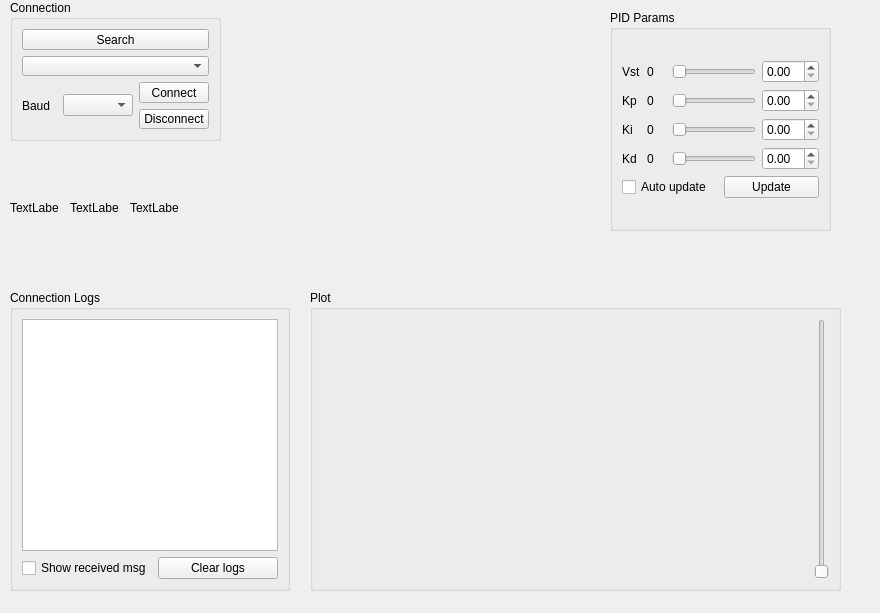
Old version of the form QtPIDtuningregulator/widget.ui in the repository ArkadiuszWasilewski/Qt-PID-tuning-regulator.
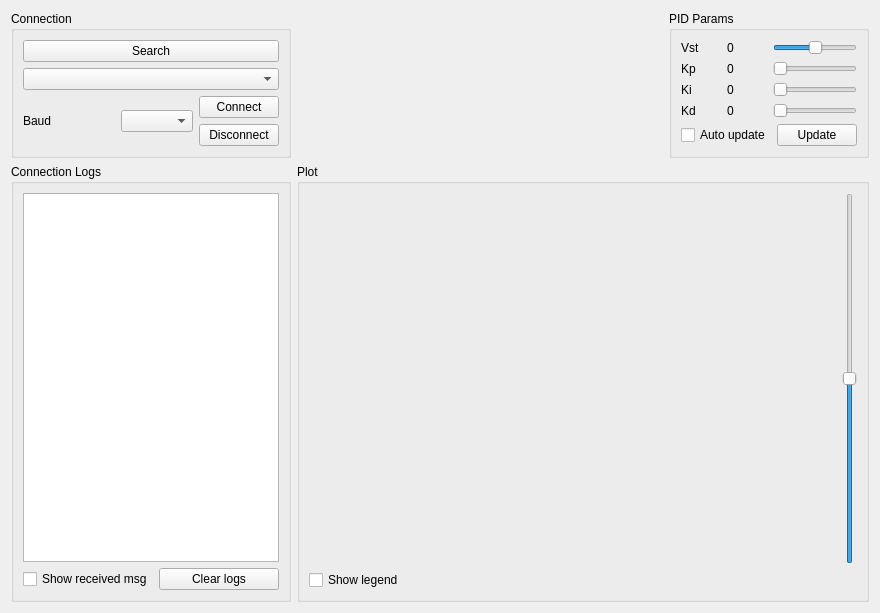
New version of the form. Custom widgets are drawn as their Qt base class.

```diff
--- a/QtPIDtuningregulator/widget.ui
+++ b/QtPIDtuningregulator/widget.ui
@@ -13,168 +13,9 @@
   <property name="windowTitle">
    <string>Widget</string>
   </property>
-  <widget class="QLabel" name="label">
-   <property name="geometry">
-    <rect>
-     <x>10</x>
-     <y>200</y>
-     <width>49</width>
-     <height>16</height>
-    </rect>
-   </property>
-   <property name="text">
-    <string>TextLabel</string>
-   </property>
-  </widget>
-  <widget class="QGroupBox" name="connectionBox">
-   <property name="geometry">
-    <rect>
-     <x>10</x>
-     <y>0</y>
-     <width>211</width>
-     <height>141</height>
-    </rect>
-   </property>
-   <property name="title">
-    <string>Connection</string>
-   </property>
-   <layout class="QHBoxLayout" name="horizontalLayout_7">
-    <item>
-     <layout class="QGridLayout" name="gridLayout">
-      <item row="3" column="3">
-       <widget class="QPushButton" name="disconnectButton">
-        <property name="text">
-         <string>Disconnect</string>
-        </property>
-       </widget>
-      </item>
-      <item row="1" column="0" colspan="4">
-       <widget class="QComboBox" name="portComboBox"/>
-      </item>
-      <item row="0" column="0" colspan="4">
-       <widget class="QPushButton" name="searchButton">
-        <property name="text">
-         <string>Search</string>
-        </property>
-       </widget>
-      </item>
-      <item row="2" column="3">
-       <widget class="QPushButton" name="connectButton">
-        <property name="text">
-         <string>Connect</string>
-        </property>
-       </widget>
-      </item>
-      <item row="2" column="2" rowspan="2">
-       <widget class="QComboBox" name="baudrateCombobox"/>
-      </item>
-      <item row="2" column="0" rowspan="2">
-       <widget class="QLabel" name="baudrateLabel">
-        <property name="text">
-         <string>Baud</string>
-        </property>
-       </widget>
-      </item>
-     </layout>
-    </item>
-   </layout>
-  </widget>
-  <widget class="QGroupBox" name="logsBox">
-   <property name="geometry">
-    <rect>
-     <x>10</x>
-     <y>290</y>
-     <width>280</width>
-     <height>301</height>
-    </rect>
-   </property>
-   <property name="title">
-    <string>Connection Logs</string>
-   </property>
-   <layout class="QVBoxLayout" name="verticalLayout_2">
-    <item>
-     <widget class="QTextEdit" name="logsTextEdit"/>
-    </item>
-    <item>
-     <layout class="QHBoxLayout" name="horizontalLayout_8">
-      <item>
-       <widget class="QCheckBox" name="receivedMessageCheckbox">
-        <property name="text">
-         <string>Show received msg</string>
-        </property>
-       </widget>
-      </item>
-      <item>
-       <widget class="QPushButton" name="clearTextEditButton">
-        <property name="text">
-         <string>Clear logs</string>
-        </property>
-       </widget>
-      </item>
-     </layout>
-    </item>
-   </layout>
-  </widget>
-  <widget class="QLabel" name="label_2">
-   <property name="geometry">
-    <rect>
-     <x>70</x>
-     <y>200</y>
-     <width>49</width>
-     <height>16</height>
-    </rect>
-   </property>
-   <property name="text">
-    <string>TextLabel</string>
-   </property>
-  </widget>
-  <widget class="QLabel" name="label_3">
-   <property name="geometry">
-    <rect>
-     <x>130</x>
-     <y>200</y>
-     <width>49</width>
-     <height>16</height>
-    </rect>
-   </property>
-   <property name="text">
-    <string>TextLabel</string>
-   </property>
-  </widget>
-  <widget class="QGroupBox" name="plotBox">
-   <property name="geometry">
-    <rect>
-     <x>310</x>
-     <y>290</y>
-     <width>531</width>
-     <height>301</height>
-    </rect>
-   </property>
-   <property name="title">
-    <string>Plot</string>
-   </property>
-   <layout class="QHBoxLayout" name="horizontalLayout_5">
-    <item>
-     <widget class="QCustomPlot" name="customPlot" native="true"/>
-    </item>
-    <item>
-     <widget class="QSlider" name="vstVerticalSlider">
-      <property name="orientation">
-       <enum>Qt::Vertical</enum>
-      </property>
-     </widget>
-    </item>
-   </layout>
-  </widget>
+  <layout class="QGridLayout" name="gridLayout_2">
+   <item row="0" column="2">
   <widget class="QGroupBox" name="pidParamsBox">
-   <property name="geometry">
-    <rect>
-     <x>610</x>
-     <y>10</y>
-     <width>221</width>
-     <height>221</height>
-    </rect>
-   </property>
    <property name="title">
     <string>PID Params</string>
    </property>
@@ -211,14 +52,17 @@
             <verstretch>0</verstretch>
            </sizepolicy>
           </property>
+            <property name="minimum">
+             <number>-350</number>
+            </property>
+            <property name="maximum">
+             <number>350</number>
+            </property>
           <property name="orientation">
            <enum>Qt::Horizontal</enum>
           </property>
          </widget>
         </item>
-        <item>
-         <widget class="QDoubleSpinBox" name="vstDoubleSpinbox"/>
-        </item>
        </layout>
       </item>
       <item>
@@ -265,19 +109,6 @@
           </property>
          </widget>
         </item>
-        <item>
-         <widget class="QDoubleSpinBox" name="kpDoubleSpinbox">
-          <property name="decimals">
-           <number>2</number>
-          </property>
-          <property name="maximum">
-           <double>20.000000000000000</double>
-          </property>
-          <property name="singleStep">
-           <double>0.500000000000000</double>
-          </property>
-         </widget>
-        </item>
        </layout>
       </item>
       <item>
@@ -324,19 +155,6 @@
           </property>
          </widget>
         </item>
-        <item>
-         <widget class="QDoubleSpinBox" name="kiDoubleSpinbox">
-          <property name="decimals">
-           <number>2</number>
-          </property>
-          <property name="maximum">
-           <double>20.000000000000000</double>
-          </property>
-          <property name="singleStep">
-           <double>0.500000000000000</double>
-          </property>
-         </widget>
-        </item>
        </layout>
       </item>
       <item>
@@ -383,19 +201,6 @@
           </property>
          </widget>
         </item>
-        <item>
-         <widget class="QDoubleSpinBox" name="kdDoubleSpinbox">
-          <property name="decimals">
-           <number>2</number>
-          </property>
-          <property name="maximum">
-           <double>20.000000000000000</double>
-          </property>
-          <property name="singleStep">
-           <double>0.500000000000000</double>
-          </property>
-         </widget>
-        </item>
        </layout>
       </item>
       <item>
@@ -420,6 +225,150 @@
     </item>
    </layout>
   </widget>
+   </item>
+   <item row="1" column="0">
+    <widget class="QGroupBox" name="logsBox">
+     <property name="sizePolicy">
+      <sizepolicy hsizetype="Fixed" vsizetype="Preferred">
+       <horstretch>0</horstretch>
+       <verstretch>0</verstretch>
+      </sizepolicy>
+     </property>
+     <property name="title">
+      <string>Connection Logs</string>
+     </property>
+     <layout class="QVBoxLayout" name="verticalLayout_2">
+      <item>
+       <widget class="QTextEdit" name="logsTextEdit"/>
+      </item>
+      <item>
+       <layout class="QHBoxLayout" name="horizontalLayout_8">
+        <item>
+         <widget class="QCheckBox" name="receivedMessageCheckbox">
+          <property name="text">
+           <string>Show received msg</string>
+          </property>
+         </widget>
+        </item>
+        <item>
+         <widget class="QPushButton" name="clearTextEditButton">
+          <property name="text">
+           <string>Clear logs</string>
+          </property>
+         </widget>
+        </item>
+       </layout>
+      </item>
+     </layout>
+    </widget>
+   </item>
+   <item row="0" column="0">
+    <widget class="QGroupBox" name="connectionBox">
+     <property name="sizePolicy">
+      <sizepolicy hsizetype="Preferred" vsizetype="Preferred">
+       <horstretch>0</horstretch>
+       <verstretch>0</verstretch>
+      </sizepolicy>
+     </property>
+     <property name="title">
+      <string>Connection</string>
+     </property>
+     <layout class="QHBoxLayout" name="horizontalLayout_7">
+      <item>
+       <layout class="QGridLayout" name="gridLayout">
+        <item row="3" column="3">
+         <widget class="QPushButton" name="disconnectButton">
+          <property name="text">
+           <string>Disconnect</string>
+          </property>
+         </widget>
+        </item>
+        <item row="1" column="0" colspan="4">
+         <widget class="QComboBox" name="portComboBox"/>
+        </item>
+        <item row="0" column="0" colspan="4">
+         <widget class="QPushButton" name="searchButton">
+          <property name="text">
+           <string>Search</string>
+          </property>
+         </widget>
+        </item>
+        <item row="2" column="3">
+         <widget class="QPushButton" name="connectButton">
+          <property name="text">
+           <string>Connect</string>
+          </property>
+         </widget>
+        </item>
+        <item row="2" column="2" rowspan="2">
+         <widget class="QComboBox" name="baudrateCombobox"/>
+        </item>
+        <item row="2" column="0" rowspan="2">
+         <widget class="QLabel" name="baudrateLabel">
+          <property name="text">
+           <string>Baud</string>
+          </property>
+         </widget>
+        </item>
+       </layout>
+      </item>
+     </layout>
+    </widget>
+   </item>
+   <item row="0" column="1">
+    <spacer name="horizontalSpacer">
+     <property name="orientation">
+      <enum>Qt::Horizontal</enum>
+     </property>
+     <property name="sizeHint" stdset="0">
+      <size>
+       <width>40</width>
+       <height>20</height>
+      </size>
+     </property>
+    </spacer>
+   </item>
+   <item row="1" column="1" colspan="2">
+    <widget class="QGroupBox" name="plotBox">
+     <property name="title">
+      <string>Plot</string>
+     </property>
+     <layout class="QHBoxLayout" name="horizontalLayout_5">
+      <item>
+       <layout class="QVBoxLayout" name="verticalLayout_5">
+        <item>
+         <layout class="QHBoxLayout" name="horizontalLayout_10">
+          <item>
+           <widget class="QCustomPlot" name="customPlot" native="true"/>
+          </item>
+          <item>
+           <widget class="QSlider" name="vstVerticalSlider">
+            <property name="minimum">
+             <number>-350</number>
+            </property>
+            <property name="maximum">
+             <number>350</number>
+            </property>
+            <property name="orientation">
+             <enum>Qt::Vertical</enum>
+            </property>
+           </widget>
+          </item>
+         </layout>
+        </item>
+        <item>
+         <widget class="QCheckBox" name="legendCheckBox">
+          <property name="text">
+           <string>Show legend</string>
+          </property>
+         </widget>
+        </item>
+       </layout>
+      </item>
+     </layout>
+    </widget>
+   </item>
+  </layout>
  </widget>
  <customwidgets>
   <customwidget>
```
Left out of the diff: 76 changed lines with no effect on the pictures. Lines whose indentation alone changed are shown as unchanged.
